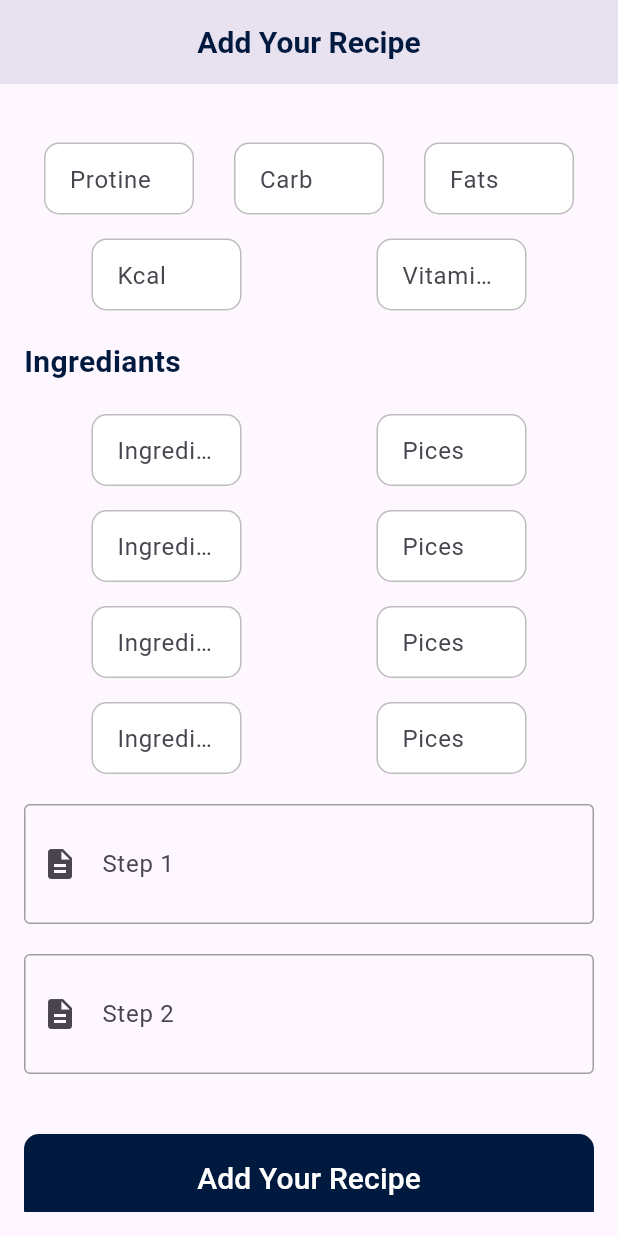
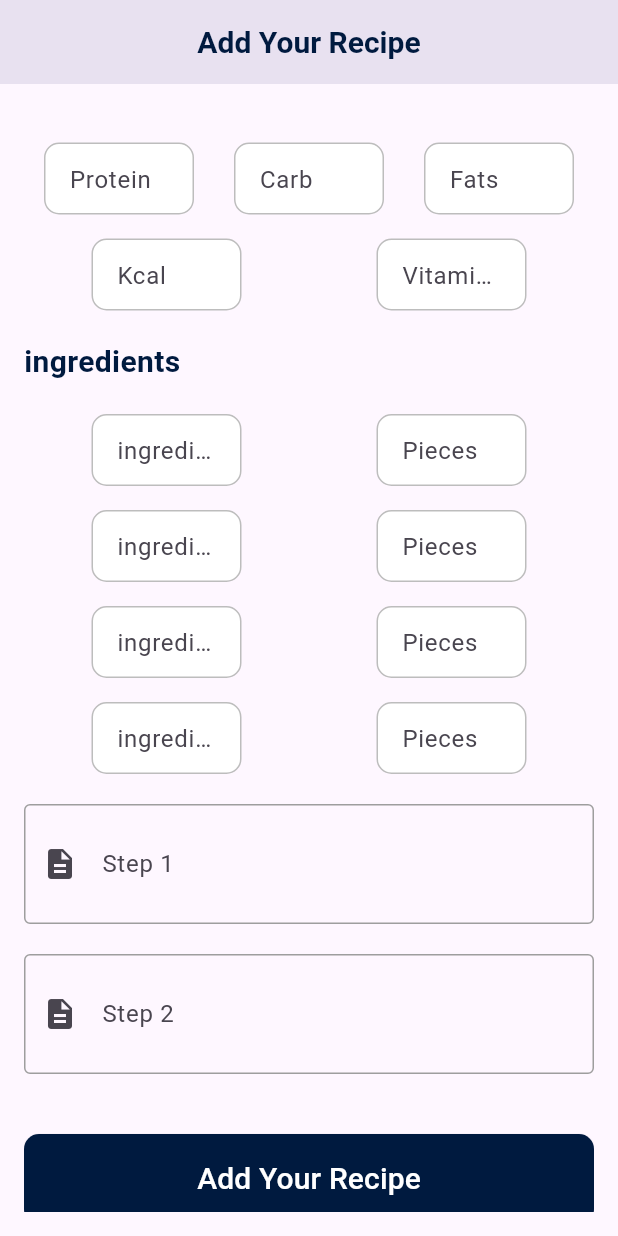
Before and after one commit to Galal-20/feastly, a Flutter app: the AddYourRecipeScreen screen opened by its route, scrolled down 576 dp, on a phone screen of 412 x 824 dp. Run offline on Flutter 3.47's test engine with Material 3 defaults, Android fonts, the phone set to English and light mode, and no system bars; our stand-ins replace firebase_core, flutter_bloc, flutter_svg, go_router, image_picker; accounts and stored records are empty; Roboto replaces fonts that are missing (Ubuntu).

Commit message:
fixed typos

```diff
--- a/lib/main.dart
+++ b/lib/main.dart
@@ -2,11 +2,9 @@ import 'package:feastly/src/core/Theme/AppTheme.dart';
 import 'package:feastly/src/core/app_router/app_routes.dart';
 import 'package:feastly/src/features/homePage/presentation/bloc/NavBloc.dart';
 import 'package:feastly/src/features/homePage/presentation/screens/HomePage.dart';
-import 'package:feastly/src/localization/app_localizations.dart';
 import 'package:firebase_core/firebase_core.dart';
 import 'package:flutter/material.dart';
 import 'package:flutter_bloc/flutter_bloc.dart';
-import 'package:flutter_localizations/flutter_localizations.dart';
 import 'firebase_options.dart';
 
 void main() async
--- a/lib/src/core/constants/strings.dart
+++ b/lib/src/core/constants/strings.dart
@@ -36,18 +36,17 @@ const String searchRecipes = "Search Recipes";
 const String save = "Save";
 const String skip = "Skip";
 const String next = "Next";
-const String nutration = "Nutration";
-const String ingrediants = "Ingrediants";
+const String nutrition = "Nutrition";
 const String mealType = "Meal Type";
 const String mealName = "Meal Name";
-const String noOfIngrediants = "Number of Ingrediants";
+const String noOfIngredients = "Number of Ingredients";
 const String time = "Time (minutes)";
 const String step1 = "Step 1";
 const String step2 = "Step 2";
-const String pices = "Pices";
-const String protine = "Protine";
+const String pieces = "Pieces";
+const String protein = "Protein";
 const String carb = "Carb";
 const String fats = "Fats";
 const String kcal = "Kcal";
-const String vitamines = "Vitamines";
-const String yourRecipse = "Your Recipies";
+const String vitamins = "Vitamins";
+const String yourRecipes = "Your Recipes";
--- a/lib/src/features/home/presentation/screens/HomeScreen.dart
+++ b/lib/src/features/home/presentation/screens/HomeScreen.dart
@@ -18,8 +18,7 @@ class HomeScreen extends StatelessWidget {
         child: Column(
           crossAxisAlignment: CrossAxisAlignment.end,
           children: [
-            RecipesWidget(recipesType: trendingMeal),
-            RecipesWidget(recipesType: yourRecipse),
+            RecipesWidget(recipesType: yourRecipes),
             Padding(
               padding: const EdgeInsets.all(8.0),
               child: CustomButton(
@@ -29,6 +28,7 @@ class HomeScreen extends StatelessWidget {
                     context.pushNamed(AppRoutes.kAddurRecipeView);
                   }),
             ),
+            RecipesWidget(recipesType: trendingMeal),
             SizedBox(
               height: 10,
             ),
--- a/lib/src/features/home/presentation/widgets/add_your_meal_widgets/add_your_meal_body.dart
+++ b/lib/src/features/home/presentation/widgets/add_your_meal_widgets/add_your_meal_body.dart
@@ -22,13 +22,13 @@ class AddYourMealBody extends StatelessWidget {
           const Center(child: CustomMealImage()),
           const SizedBox(height: 20),
           AddYourMealFields(),
-          Text(nutration, style: AppTextStyles.styleBold25(context)),
+          Text(nutrition, style: AppTextStyles.styleBold25(context)),
           const SizedBox(height: 16),
           NutrationFields(),
           const SizedBox(height: 20),
-          Text(ingrediants, style: AppTextStyles.styleBold25(context)),
+          Text(ingredients, style: AppTextStyles.styleBold25(context)),
           const SizedBox(height: 20),
-          IngrediantsFields(),
+          IngredientsFields(),
           const SizedBox(height: 20),
           StepsFields(),
           const SizedBox(height: 20),
--- a/lib/src/features/home/presentation/widgets/add_your_meal_widgets/add_your_meal_fields.dart
+++ b/lib/src/features/home/presentation/widgets/add_your_meal_widgets/add_your_meal_fields.dart
@@ -40,7 +40,7 @@ class AddYourMealFields extends StatelessWidget {
         ),
         const SizedBox(height: 20),
         TextFieldClass.buildTextFormField(
-          noOfIngrediants,
+          noOfIngredients,
           'e.g. 5',
           (value) {
             if (value == null || value.isEmpty) {
--- a/lib/src/features/home/presentation/widgets/add_your_meal_widgets/ingrediants_fields.dart
+++ b/lib/src/features/home/presentation/widgets/add_your_meal_widgets/ingrediants_fields.dart
@@ -2,31 +2,31 @@ import 'package:feastly/src/core/constants/strings.dart';
 import 'package:feastly/src/features/home/presentation/widgets/add_your_meal_widgets/custom_rounded_field.dart';
 import 'package:flutter/material.dart';
 
-class IngrediantsFields extends StatelessWidget {
-  const IngrediantsFields({super.key});
+class IngredientsFields extends StatelessWidget {
+  const IngredientsFields({super.key});
 
   @override
   Widget build(BuildContext context) {
     return Column(
       children: [
         Row(mainAxisAlignment: MainAxisAlignment.spaceAround, children: [
-          CustomRoundedField(label: ingrediants),
-          CustomRoundedField(label: pices),
+          CustomRoundedField(label: ingredients),
+          CustomRoundedField(label: pieces),
         ]),
         const SizedBox(height: 16),
         Row(mainAxisAlignment: MainAxisAlignment.spaceAround, children: [
-          CustomRoundedField(label: ingrediants),
-          CustomRoundedField(label: pices),
+          CustomRoundedField(label: ingredients),
+          CustomRoundedField(label: pieces),
         ]),
         const SizedBox(height: 16),
         Row(mainAxisAlignment: MainAxisAlignment.spaceAround, children: [
-          CustomRoundedField(label: ingrediants),
-          CustomRoundedField(label: pices),
+          CustomRoundedField(label: ingredients),
+          CustomRoundedField(label: pieces),
         ]),
         const SizedBox(height: 16),
         Row(mainAxisAlignment: MainAxisAlignment.spaceAround, children: [
-          CustomRoundedField(label: ingrediants),
-          CustomRoundedField(label:pices),
+          CustomRoundedField(label: ingredients),
+          CustomRoundedField(label:pieces),
         ]),
       ],
     );
--- a/lib/src/features/home/presentation/widgets/add_your_meal_widgets/nutration_fields.dart
+++ b/lib/src/features/home/presentation/widgets/add_your_meal_widgets/nutration_fields.dart
@@ -12,7 +12,7 @@ class NutrationFields extends StatelessWidget {
         Row(
           mainAxisAlignment: MainAxisAlignment.spaceAround,
           children: [
-            CustomRoundedField(label: protine),
+            CustomRoundedField(label: protein),
             CustomRoundedField(label: carb),
             CustomRoundedField(label: fats)
           ],
@@ -22,7 +22,7 @@ class NutrationFields extends StatelessWidget {
           mainAxisAlignment: MainAxisAlignment.spaceAround,
           children: [
             CustomRoundedField(label: kcal),
-            CustomRoundedField(label: vitamines),
+            CustomRoundedField(label: vitamins),
           ],
         ),
       ],
```
Also changed, not shown: pubspec.lock.
